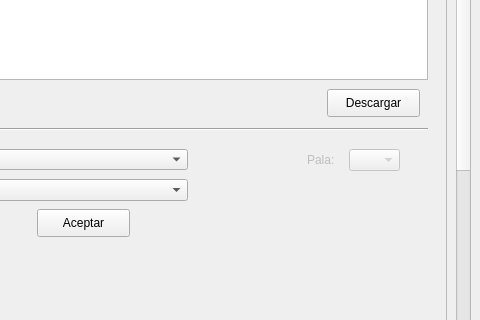
The window that degrada_ui.ui (EnelExcelencia2022/EsperanzaCurves) describes before a commit, drawn with Qt 5; both pictures show x 612 to 1092 and y 250 to 570 of the 1092 by 857 pixel window.
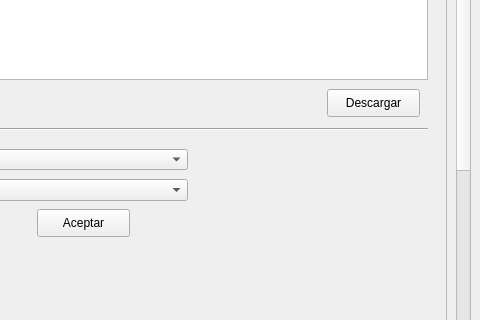
The same window after the commit. Icons and pictures are not drawn.

Patch:
```diff
--- a/degrada_ui.ui
+++ b/degrada_ui.ui
@@ -683,35 +683,6 @@
             <set>Qt::AlignRight|Qt::AlignTrailing|Qt::AlignVCenter</set>
            </property>
           </widget>
-          <widget class="QComboBox" name="comboBox_pala">
-           <property name="enabled">
-            <bool>false</bool>
-           </property>
-           <property name="geometry">
-            <rect>
-             <x>942</x>
-             <y>380</y>
-             <width>51</width>
-             <height>22</height>
-            </rect>
-           </property>
-          </widget>
-          <widget class="QLabel" name="label_pala">
-           <property name="enabled">
-            <bool>false</bool>
-           </property>
-           <property name="geometry">
-            <rect>
-             <x>900</x>
-             <y>380</y>
-             <width>41</width>
-             <height>21</height>
-            </rect>
-           </property>
-           <property name="text">
-            <string>Pala:</string>
-           </property>
-          </widget>
           <widget class="QLabel" name="label_11">
            <property name="geometry">
             <rect>
```
Left out of the diff: 4 changed lines with no effect on the pictures.
